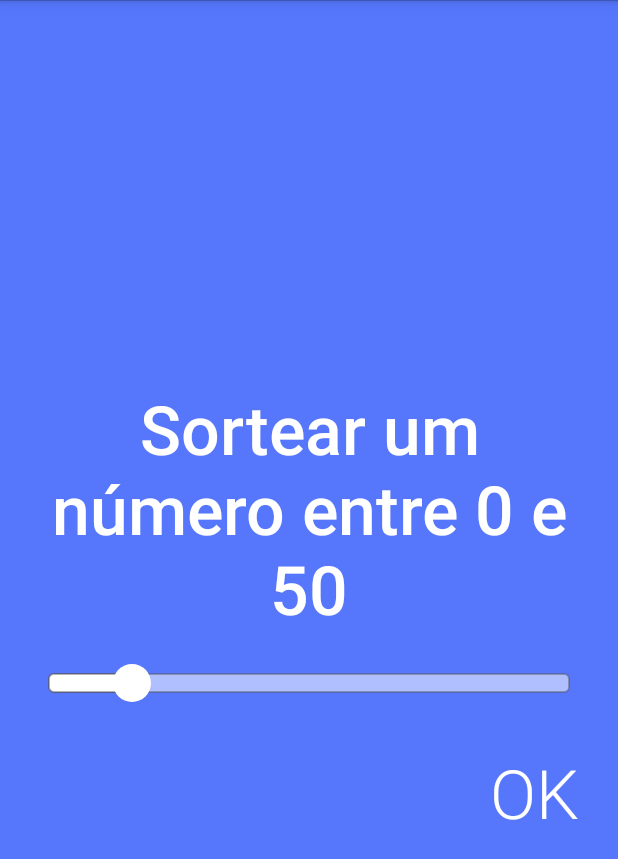
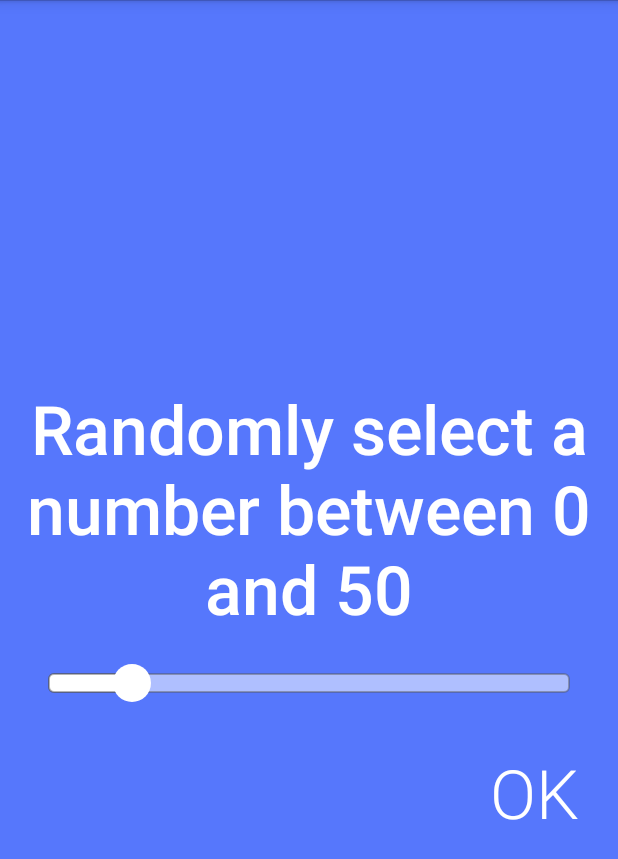
Before and after one commit to pedrofsn/AgiteParaSortear, an Android app: the screen it shows after launch (ActivityLimiteSorteio), on a phone screen of 412 x 824 dp. Shown: the top 859 px of the screen. Run offline under Robolectric (Android 15) with nearby library versions, the phone set to English and light mode, and no system bars.

Commit message:
Tradução para inglês e estilo para efeito de transição entre activities

```diff
--- a/app/src/main/res/values/strings.xml
+++ b/app/src/main/res/values/strings.xml
@@ -1,9 +1,9 @@
 <?xml version="1.0" encoding="utf-8"?>
 <resources>
 
-    <string name="app_name">Agite para Sortear</string>
-    <string name="sortear_um_numero_entre">Sortear um número entre 0 e</string>
-    <string name="agite_para_sortear">Agite para sortear!</string>
-    <string name="alerta">Por favor, escolha um valor igual ou maior que 1.</string>
+    <string name="app_name">Shake Raffle</string>
+    <string name="sortear_um_numero_entre">Randomly select a number between 0 and</string>
+    <string name="agite_para_sortear">Shake Raffle!</string>
+    <string name="alerta">Please select a value equal to or greater than 1.</string>
 
 </resources>
--- a/app/src/main/res/values/styles.xml
+++ b/app/src/main/res/values/styles.xml
@@ -6,4 +6,9 @@
         <item name="android:windowFullscreen">true</item>
     </style>
 
+    <style name="AnimationFade">
+        <item name="android:windowEnterAnimation">@anim/fade_in</item>
+        <item name="android:windowExitAnimation">@anim/fade_out</item>
+    </style>
+
 </resources>
```
Also changed, not shown: 1 other file.
